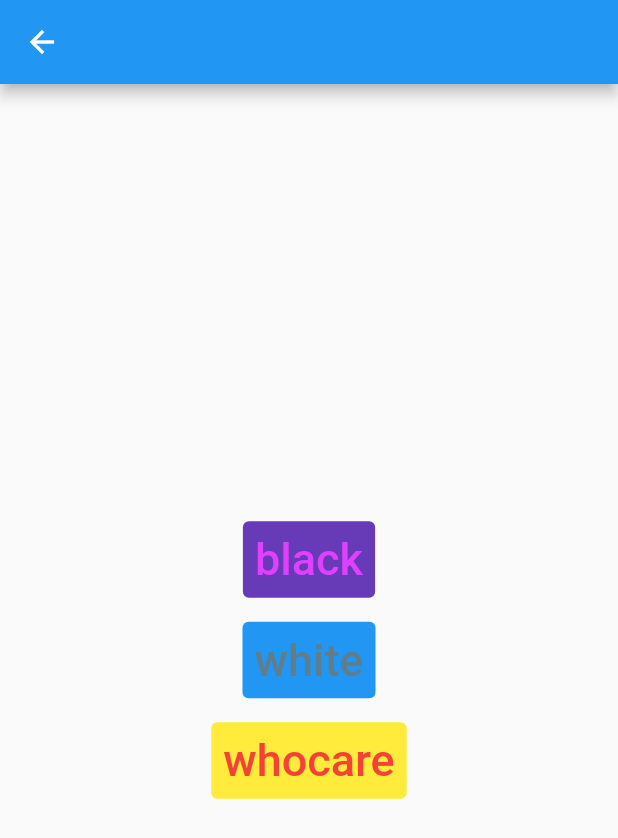
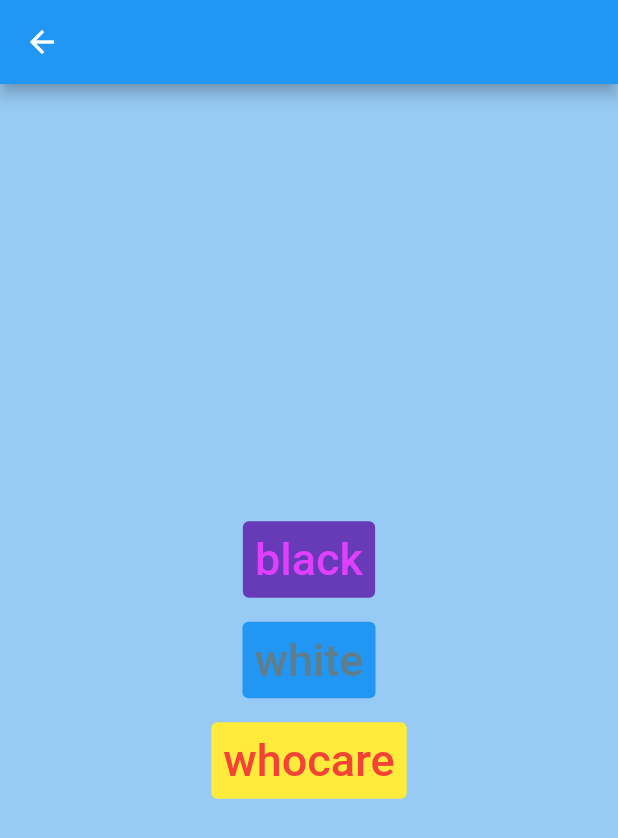
Before and after one commit to Wilson0212tw/tmdbFlutter, a Flutter app: the screen it shows after launch, after a tap on the "settings" icon, on a phone screen of 412 x 824 dp. Shown: the top 838 px of the screen. Run offline on Flutter 3.47's test engine with Material 2 defaults, Android fonts, the phone set to English and light mode, and no system bars; our stand-ins replace bloc, chopper, equatable, flutter_bloc, loading_indicator, palette_generator and 3 more; generated files the repository leaves out were written again; network calls fail.

Commit message:
add theme

```diff
--- a/lib/view/home/home.dart
+++ b/lib/view/home/home.dart
@@ -58,6 +58,7 @@ class _MyHomePageState extends State<MyHomePage> {
 
   @override
   Widget build(BuildContext context) => Scaffold(
+        backgroundColor: Theme.of(context).backgroundColor,
         appBar: AppBar(
           title: Text(widget.title),
           actions: [
@@ -79,6 +80,7 @@ class _MyHomePageState extends State<MyHomePage> {
           )
         ]),
         bottomNavigationBar: BottomNavigationBar(
+          backgroundColor: Theme.of(context).bottomAppBarColor,
           items: const <BottomNavigationBarItem>[
             BottomNavigationBarItem(
               icon: Icon(Icons.movie_sharp),
--- a/lib/view/movie/detail.dart
+++ b/lib/view/movie/detail.dart
@@ -13,6 +13,7 @@ class Detail extends StatelessWidget {
 
   @override
   Widget build(BuildContext context) => Scaffold(
+      backgroundColor: Theme.of(context).backgroundColor,
       appBar: AppBar(
         title: Text(mItem.title ?? ""),
       ),
--- a/lib/view/setting/cubit/setting_state.dart
+++ b/lib/view/setting/cubit/setting_state.dart
@@ -28,6 +28,8 @@ enum Themes {
 
 Map<String, ThemeData> themeDataMap = {
   "black": ThemeData(
+      backgroundColor: const Color.fromARGB(255, 182, 147, 242),
+      bottomAppBarColor: Colors.deepPurple,
       primarySwatch: Colors.deepPurple,
       textButtonTheme: TextButtonThemeData(
           style: TextButton.styleFrom(
@@ -35,6 +37,8 @@ Map<String, ThemeData> themeDataMap = {
         foregroundColor: Colors.purpleAccent,
       ))),
   "white": ThemeData(
+      backgroundColor: const Color.fromARGB(255, 151, 202, 244),
+      bottomAppBarColor: Colors.blue,
       primarySwatch: Colors.blue,
       textButtonTheme: TextButtonThemeData(
           style: TextButton.styleFrom(
@@ -42,6 +46,8 @@ Map<String, ThemeData> themeDataMap = {
         foregroundColor: Colors.blueGrey,
       ))),
   "whocare": ThemeData(
+      backgroundColor: const Color.fromARGB(255, 246, 237, 163),
+      bottomAppBarColor: Colors.yellow,
       primarySwatch: Colors.yellow,
       textButtonTheme: TextButtonThemeData(
           style: TextButton.styleFrom(
--- a/lib/view/setting/setting.dart
+++ b/lib/view/setting/setting.dart
@@ -16,6 +16,7 @@ class Setting extends StatelessWidget {
 
   @override
   Widget build(BuildContext context) => Scaffold(
+      backgroundColor: Theme.of(context).backgroundColor,
       appBar: AppBar(),
       body: Center(
           child: Column(
```
